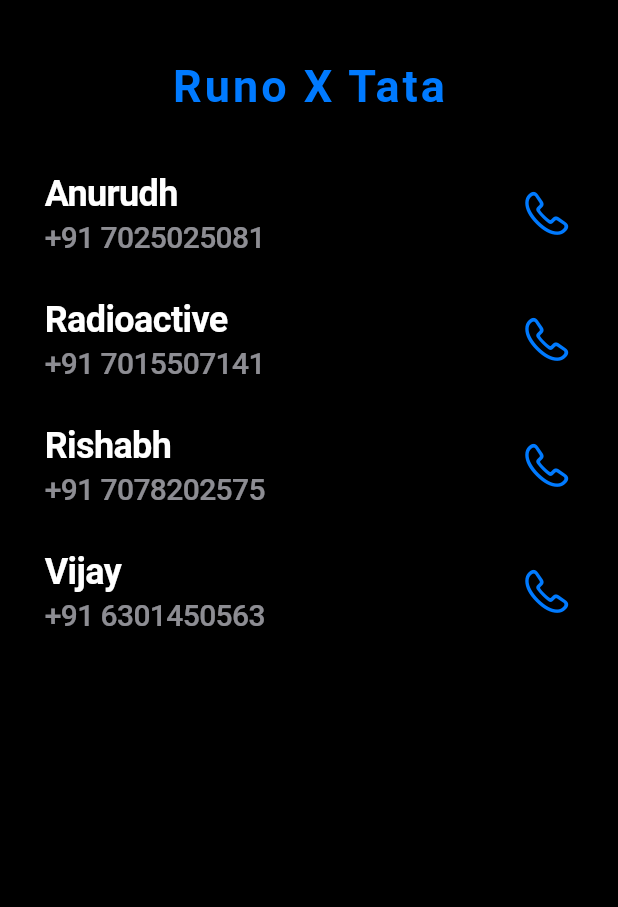
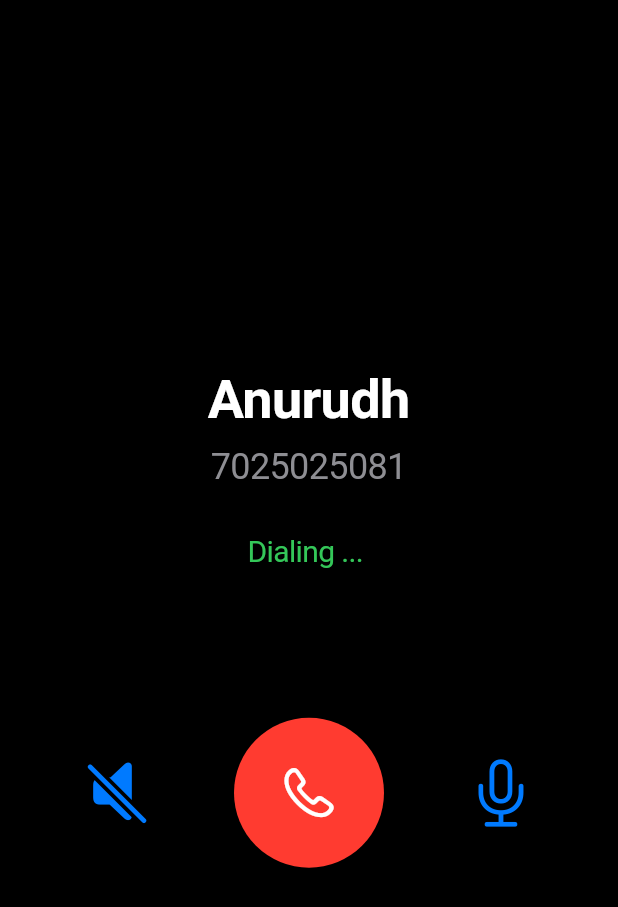
Before and after one commit to var-rishabh/tata_voip, a Flutter app: the screen it shows after launch, after a tap on an icon or button, on a phone screen of 412 x 824 dp. Shown: the top 907 px of the screen. Run offline on Flutter 3.47's test engine with Material 3 defaults, Android fonts, the phone set to English and light mode, and no system bars.

Commit message:
Call Screen UI updated

```diff
--- a/lib/provider/call.dart
+++ b/lib/provider/call.dart
@@ -3,17 +3,29 @@
 import '../helper/method_channel.dart';
 
 class CallProvider extends ChangeNotifier {
-  String callStatus = 'Idle';
+  String callStatus = 'Dialing ... ';
 
   String timer = '00:00:00';
+
+  bool isMuted = false;
+  bool isSpeakerOn = false;
 
   TextEditingController numberController = TextEditingController();
   FocusNode numberFocusNode = FocusNode();
 
   void startCall(String number) async {
-    changeCallStatus('Dialing ... ');
     String response = await makeCall(number);
     changeCallStatus(response);
+  }
+
+  void toggleMute() {
+    isMuted = !isMuted;
+    notifyListeners();
+  }
+
+  void toggleSpeaker() {
+    isSpeakerOn = !isSpeakerOn;
+    notifyListeners();
   }
 
   void startTime() {
--- /dev/null
+++ b/lib/screens/call_screen.dart
@@ -0,0 +1,117 @@
+import 'package:flutter/cupertino.dart';
+import 'package:provider/provider.dart';
+
+import '../provider/call.dart';
+
+class CallScreen extends StatefulWidget {
+  final String contactName;
+  final String contactNumber;
+
+  const CallScreen({
+    super.key,
+    required this.contactName,
+    required this.contactNumber,
+  });
+
+  @override
+  State<CallScreen> createState() => _CallScreenState();
+}
+
+class _CallScreenState extends State<CallScreen> {
+  @override
+  void initState() {
+    super.initState();
+  }
+
+  @override
+  Widget build(BuildContext context) {
+    final CallProvider callProvider = Provider.of<CallProvider>(context);
+
+    return CupertinoPageScaffold(
+      child: Column(
+        crossAxisAlignment: CrossAxisAlignment.center,
+        mainAxisAlignment: MainAxisAlignment.center,
+        children: [
+          Column(
+            children: [
+              Text(
+                widget.contactName,
+                style: const TextStyle(
+                  fontSize: 36,
+                  fontWeight: FontWeight.bold,
+                ),
+              ),
+              const SizedBox(height: 10),
+              Text(
+                widget.contactNumber,
+                style: const TextStyle(
+                  fontSize: 24,
+                  color: CupertinoColors.systemGrey,
+                ),
+              ),
+              const SizedBox(height: 30),
+              Text(
+                callProvider.callStatus,
+                style: const TextStyle(
+                  fontSize: 20,
+                  color: CupertinoColors.activeGreen,
+                ),
+              ),
+            ],
+          ),
+          const SizedBox(height: 100),
+          Row(
+            mainAxisAlignment: MainAxisAlignment.spaceEvenly,
+            children: [
+              _buildIconButton(
+                callProvider.isSpeakerOn
+                    ? CupertinoIcons.volume_up
+                    : CupertinoIcons.volume_off,
+                callProvider.toggleSpeaker,
+              ),
+              GestureDetector(
+                onTap: () {
+                  // callProvider.startCall(widget.contactNumber);
+                  Navigator.of(context).pop();
+                },
+                child: Container(
+                  padding: const EdgeInsets.all(30),
+                  decoration: const BoxDecoration(
+                    shape: BoxShape.circle,
+                    color: CupertinoColors.systemRed,
+                  ),
+                  child: const Icon(
+                    CupertinoIcons.phone,
+                    size: 40,
+                    color: CupertinoColors.white,
+                  ),
+                ),
+              ),
+              _buildIconButton(
+                callProvider.isMuted
+                    ? CupertinoIcons.mic_slash
+                    : CupertinoIcons.mic,
+                callProvider.toggleMute,
+              ),
+            ],
+          ),
+        ],
+      ),
+    );
+  }
+
+  Widget _buildIconButton(IconData icon, Function() onPressed) {
+    return Column(
+      children: [
+        GestureDetector(
+          onTap: onPressed,
+          child: Icon(
+            icon,
+            size: 50,
+            color: CupertinoColors.activeBlue,
+          ),
+        ),
+      ],
+    );
+  }
+}
--- a/lib/screens/home.dart
+++ b/lib/screens/home.dart
@@ -3,6 +3,7 @@
 
 import '../helper/method_channel.dart';
 import '../provider/call.dart';
+import 'call_screen.dart';
 
 class Home extends StatefulWidget {
   const Home({super.key});
@@ -61,7 +62,16 @@
                     ),
                   ),
                   trailing: GestureDetector(
-                    onTap: () => callProvider.startCall(contacts[name]!),
+                    onTap: () => {
+                      Navigator.of(context).push(
+                        CupertinoPageRoute(
+                          builder: (_) => CallScreen(
+                            contactName: name,
+                            contactNumber: contacts[name]!,
+                          ),
+                        ),
+                      ),
+                    },
                     child: const Icon(
                       CupertinoIcons.phone,
                       size: 35,
```
